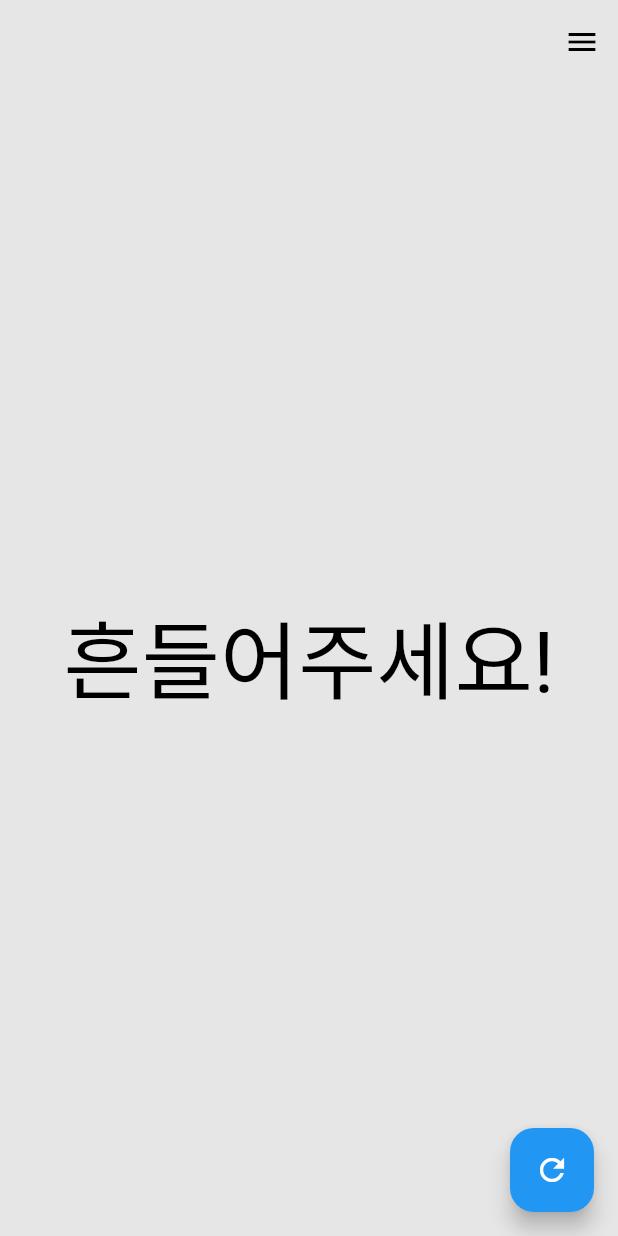
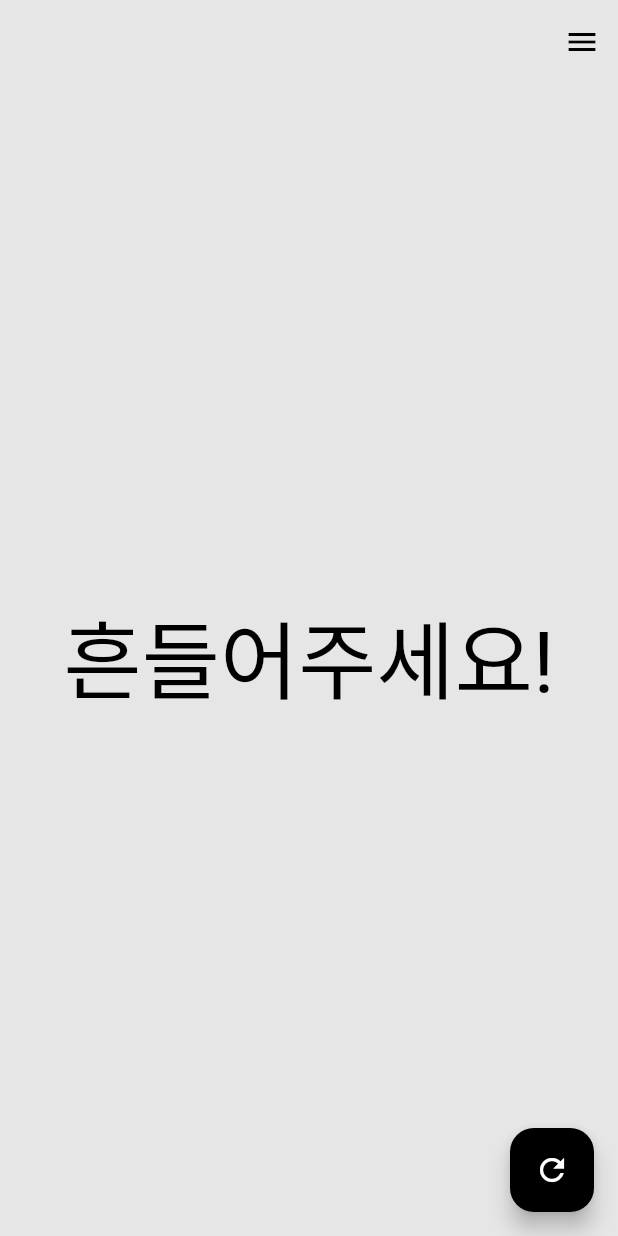
Before and after one commit to kangsudal/whateatgo2, a Flutter app: the screen it shows after launch, on a phone screen of 412 x 824 dp. Run offline on Flutter 3.47's test engine with Material 3 defaults, Android fonts, the light colour scheme and no system bars; our stand-ins replace cached_network_image, dio, flutter_riverpod, hive, hive_flutter, screenshot and 1 more; missing offline and left inert: dotenv, shake; accounts and stored records are empty; Roboto replaces fonts that are missing (SongMyung).

```diff
--- a/lib/screen/home_screen.dart
+++ b/lib/screen/home_screen.dart
@@ -155,7 +155,7 @@ class _HomeScreenState extends ConsumerState<HomeScreen> {
           diceNumber: diceNumber,
         ),
         floatingActionButton: FloatingActionButton(
-          // backgroundColor: Colors.black,
+          backgroundColor: Colors.black,
           child: const Icon(Icons.refresh),
           onPressed: () {
             ref.read(diceNumberProvider.notifier).roll();
--- a/pubspec.yaml
+++ b/pubspec.yaml
@@ -16,7 +16,7 @@ publish_to: 'none' # Remove this line if you wish to publish to pub.dev
 # https://developer.apple.com/library/archive/documentation/General/Reference/InfoPlistKeyReference/Articles/CoreFoundationKeys.html
 # In Windows, build-name is used as the major, minor, and patch parts
 # of the product and file versions while build-number is used as the build suffix.
-version: 1.0.1+2
+version: 1.0.2+3
 
 environment:
   sdk: '>=3.1.2 <4.0.0'
@@ -42,7 +42,7 @@ dependencies:
   cached_network_image: ^3.3.0
   hive: ^2.2.3
   hive_flutter: ^1.1.0
-  screenshot: ^2.1.0
+  screenshot: 3.0.0
   path_provider: ^2.1.1
   share_plus: ^7.2.1
   intl: ^0.18.1
```
Also changed, not shown: pubspec.lock, 6 other files.
